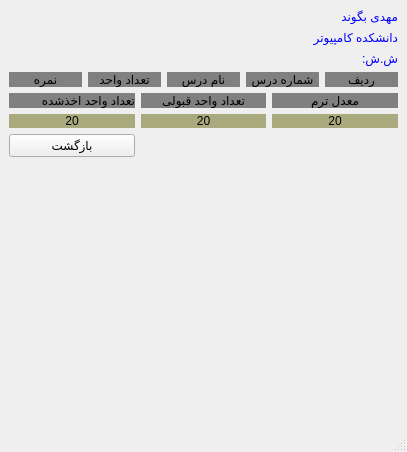
Before: the Qt Designer form resultexam.ui in mrhsce/Golestan-system, drawn with Qt 5.
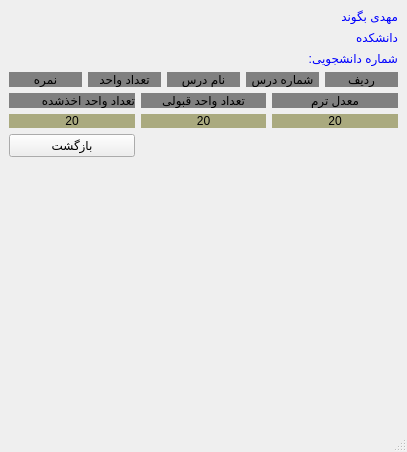
After: the same form once the commit is applied. Icons and pictures are not drawn.

What changed in the file:
```diff
--- a/resultexam.ui
+++ b/resultexam.ui
@@ -36,14 +36,14 @@
         <item>
          <widget class="QLabel" name="label_14">
           <property name="text">
-           <string>&lt;font color= blue&gt;دانشکده کامپیوتر&lt;/font&gt;</string>
+           <string>&lt;font color= blue&gt;دانشکده &lt;/font&gt;</string>
           </property>
          </widget>
         </item>
         <item>
          <widget class="QLabel" name="label_15">
           <property name="text">
-           <string>&lt;font color= blue&gt;ش.ش:&lt;/font&gt;</string>
+           <string>&lt;font color= blue&gt;شماره دانشجویی: &lt;/font&gt;</string>
           </property>
          </widget>
         </item>
```
Left out of the diff: 8 changed lines with no effect on the pictures.
